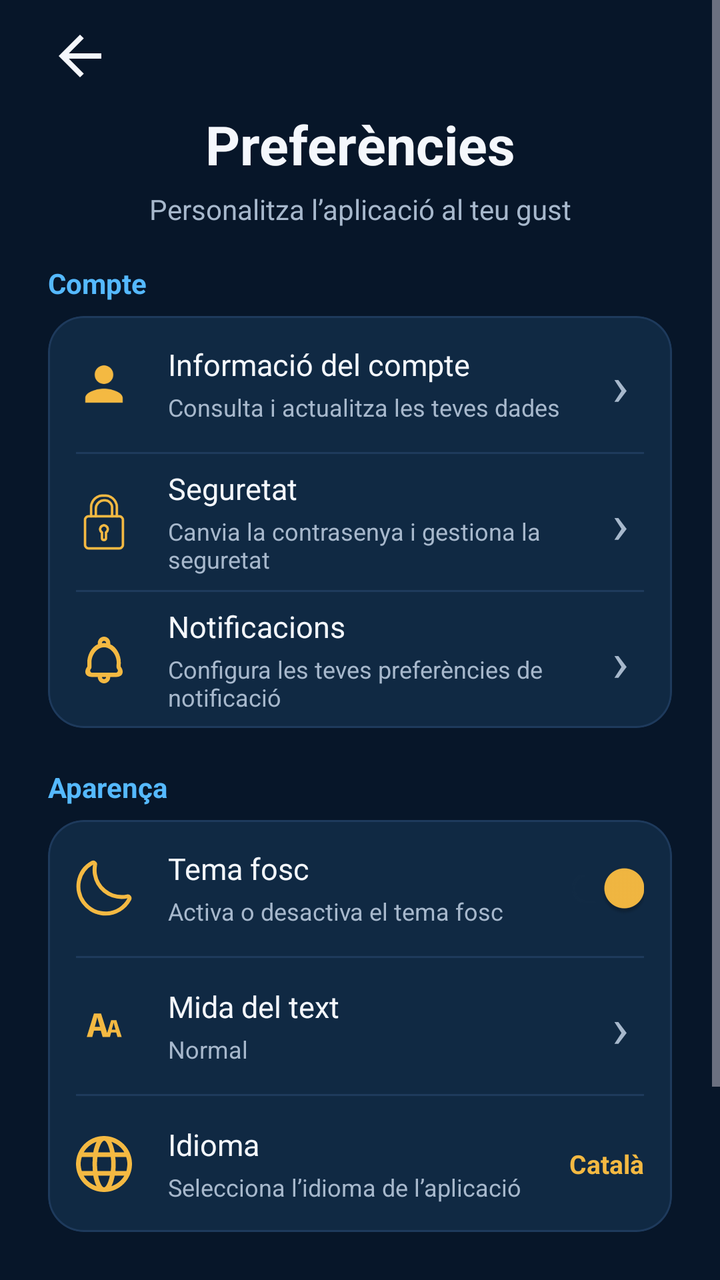
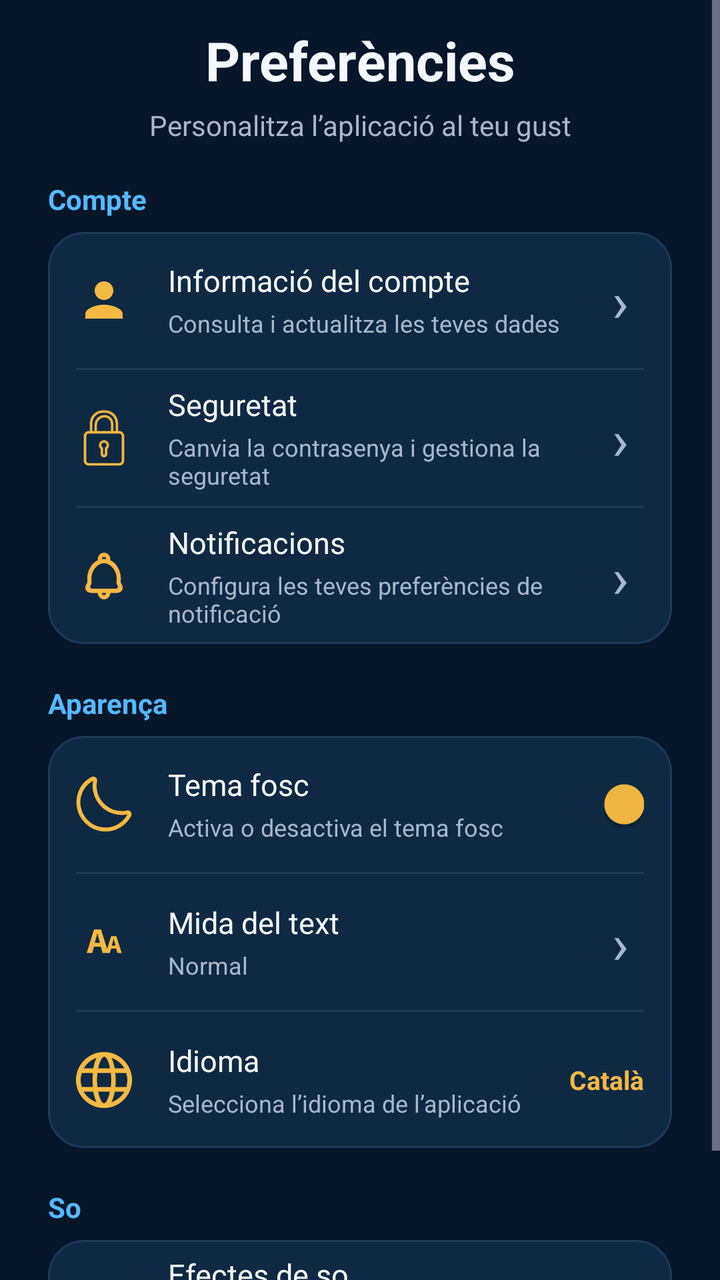

An Android layout rendered at two revisions. The XML below is the earlier revision; the diff shows what the commit changed to produce the second picture.
<!-- AndroidManifest.xml: application theme Theme.Player1 -->
<!-- res/layout/fragment_preferences.xml -->
<?xml version="1.0" encoding="utf-8"?>
<androidx.core.widget.NestedScrollView xmlns:android="http://schemas.android.com/apk/res/android"
    xmlns:app="http://schemas.android.com/apk/res-auto"
    android:layout_width="match_parent"
    android:layout_height="match_parent"
    android:background="@color/night_blue"
    android:clipToPadding="false"
    android:fillViewport="true"
    android:scrollbars="vertical">

    <LinearLayout
        android:layout_width="match_parent"
        android:layout_height="wrap_content"
        android:orientation="vertical"
        android:paddingStart="@dimen/screen_padding"
        android:paddingTop="12dp"
        android:paddingEnd="@dimen/screen_padding"
        android:paddingBottom="24dp">

        <ImageView
            android:layout_width="32dp"
            android:layout_height="32dp"
            android:layout_marginBottom="10dp"
            android:contentDescription="@string/preferencies_descripcio_tornar"
            android:src="@drawable/arrow_back"
            app:tint="@color/ice_white" />

        <TextView
            android:layout_width="match_parent"
            android:layout_height="wrap_content"
            android:gravity="center"
            android:text="@string/pantalla_preferencies"
            android:textColor="@color/ice_white"
            android:textSize="27sp"
            android:textStyle="bold" />

        <TextView
            android:layout_width="match_parent"
            android:layout_height="wrap_content"
            android:layout_marginTop="5dp"
            android:layout_marginBottom="18dp"
            android:gravity="center"
            android:text="@string/preferencies_subtitol"
            android:textColor="@color/grey_blue"
            android:textSize="14sp" />

        <TextView
            android:layout_width="match_parent"
            android:layout_height="wrap_content"
            android:layout_marginBottom="7dp"
            android:text="@string/preferencies_compte"
            android:textColor="@color/status_in_progress"
            android:textSize="14sp"
            android:textStyle="bold" />

        <com.google.android.material.card.MaterialCardView
            android:layout_width="match_parent"
            android:layout_height="wrap_content"
            app:cardBackgroundColor="@color/slate_blue"
            app:cardCornerRadius="18dp"
            app:cardElevation="0dp"
            app:strokeColor="@color/slate_blue_stroke"
            app:strokeWidth="1dp">

            <LinearLayout
                android:layout_width="match_parent"
                android:layout_height="wrap_content"
                android:orientation="vertical"
                android:paddingStart="14dp"
                android:paddingEnd="14dp">

                <LinearLayout
                    android:layout_width="match_parent"
                    android:layout_height="68dp"
                    android:gravity="center_vertical"
                    android:orientation="horizontal">

                    <ImageView
                        android:layout_width="28dp"
                        android:layout_height="28dp"
                        android:layout_marginEnd="18dp"
                        android:contentDescription="@string/preferencies_icona_compte"
                        android:src="@drawable/ic_person"
                        app:tint="@color/gold" />

                    <LinearLayout
                        android:layout_width="0dp"
                        android:layout_height="wrap_content"
                        android:layout_weight="1"
                        android:orientation="vertical">

                        <TextView
                            android:layout_width="match_parent"
                            android:layout_height="wrap_content"
                            android:text="@string/preferencies_informacio_compte"
                            android:textColor="@color/ice_white"
                            android:textSize="15sp" />

                        <TextView
                            android:layout_width="match_parent"
                            android:layout_height="wrap_content"
                            android:layout_marginTop="3dp"
                            android:text="@string/preferencies_informacio_compte_desc"
                            android:textColor="@color/grey_blue"
                            android:textSize="12sp" />
                    </LinearLayout>

                    <TextView
                        android:layout_width="24dp"
                        android:layout_height="wrap_content"
                        android:contentDescription="@string/preferencies_descripcio_obrir"
                        android:gravity="center"
                        android:text="@string/preferencies_fletxa"
                        android:textColor="@color/grey_blue"
                        android:textSize="28sp" />
                </LinearLayout>

                <View
                    android:layout_width="match_parent"
                    android:layout_height="1dp"
                    android:background="@color/slate_blue_stroke" />

                <LinearLayout
                    android:layout_width="match_parent"
                    android:layout_height="68dp"
                    android:gravity="center_vertical"
                    android:orientation="horizontal">

                    <ImageView
                        android:layout_width="28dp"
                        android:layout_height="28dp"
                        android:layout_marginEnd="18dp"
                        android:contentDescription="@string/preferencies_icona_seguretat"
                        android:src="@drawable/ic_padlock"
                        app:tint="@color/gold" />

                    <LinearLayout
                        android:layout_width="0dp"
                        android:layout_height="wrap_content"
                        android:layout_weight="1"
                        android:orientation="vertical">

                        <TextView
                            android:layout_width="match_parent"
                            android:layout_height="wrap_content"
                            android:text="@string/preferencies_seguretat"
                            android:textColor="@color/ice_white"
                            android:textSize="15sp" />

                        <TextView
                            android:layout_width="match_parent"
                            android:layout_height="wrap_content"
                            android:layout_marginTop="3dp"
                            android:text="@string/preferencies_seguretat_desc"
                            android:textColor="@color/grey_blue"
                            android:textSize="12sp" />
                    </LinearLayout>

                    <TextView
                        android:layout_width="24dp"
                        android:layout_height="wrap_content"
                        android:contentDescription="@string/preferencies_descripcio_obrir"
                        android:gravity="center"
                        android:text="@string/preferencies_fletxa"
                        android:textColor="@color/grey_blue"
                        android:textSize="28sp" />
                </LinearLayout>

                <View
                    android:layout_width="match_parent"
                    android:layout_height="1dp"
                    android:background="@color/slate_blue_stroke" />

                <LinearLayout
                    android:layout_width="match_parent"
                    android:layout_height="68dp"
                    android:gravity="center_vertical"
                    android:orientation="horizontal">

                    <ImageView
                        android:layout_width="28dp"
                        android:layout_height="28dp"
                        android:layout_marginEnd="18dp"
                        android:contentDescription="@string/preferencies_icona_notificacions"
                        android:src="@drawable/ic_notifications"
                        app:tint="@color/gold" />

                    <LinearLayout
                        android:layout_width="0dp"
                        android:layout_height="wrap_content"
                        android:layout_weight="1"
                        android:orientation="vertical">

                        <TextView
                            android:layout_width="match_parent"
                            android:layout_height="wrap_content"
                            android:text="@string/preferencies_notificacions"
                            android:textColor="@color/ice_white"
                            android:textSize="15sp" />

                        <TextView
                            android:layout_width="match_parent"
                            android:layout_height="wrap_content"
                            android:layout_marginTop="3dp"
                            android:text="@string/preferencies_notificacions_desc"
                            android:textColor="@color/grey_blue"
                            android:textSize="12sp" />
                    </LinearLayout>

                    <TextView
                        android:layout_width="24dp"
                        android:layout_height="wrap_content"
                        android:contentDescription="@string/preferencies_descripcio_obrir"
                        android:gravity="center"
                        android:text="@string/preferencies_fletxa"
                        android:textColor="@color/grey_blue"
                        android:textSize="28sp" />
                </LinearLayout>

            </LinearLayout>
        </com.google.android.material.card.MaterialCardView>

        <TextView
            android:layout_width="match_parent"
            android:layout_height="wrap_content"
            android:layout_marginTop="20dp"
            android:layout_marginBottom="7dp"
            android:text="@string/preferencies_aparenca"
            android:textColor="@color/status_in_progress"
            android:textSize="14sp"
            android:textStyle="bold" />

        <com.google.android.material.card.MaterialCardView
            android:layout_width="match_parent"
            android:layout_height="wrap_content"
            app:cardBackgroundColor="@color/slate_blue"
            app:cardCornerRadius="18dp"
            app:cardElevation="0dp"
            app:strokeColor="@color/slate_blue_stroke"
            app:strokeWidth="1dp">

            <LinearLayout
                android:layout_width="match_parent"
                android:layout_height="wrap_content"
                android:orientation="vertical"
                android:paddingStart="14dp"
                android:paddingEnd="14dp">

                <LinearLayout
                    android:layout_width="match_parent"
                    android:layout_height="68dp"
                    android:gravity="center_vertical"
                    android:orientation="horizontal">

                    <ImageView
                        android:layout_width="28dp"
                        android:layout_height="28dp"
                        android:layout_marginEnd="18dp"
                        android:contentDescription="@string/preferencies_icona_tema"
                        android:src="@drawable/ic_darkmode"
                        app:tint="@color/gold" />

                    <LinearLayout
                        android:layout_width="0dp"
                        android:layout_height="wrap_content"
                        android:layout_weight="1"
                        android:orientation="vertical">

                        <TextView
                            android:layout_width="match_parent"
                            android:layout_height="wrap_content"
                            android:text="@string/preferencies_tema_fosc"
                            android:textColor="@color/ice_white"
                            android:textSize="15sp" />

                        <TextView
                            android:layout_width="match_parent"
                            android:layout_height="wrap_content"
                            android:layout_marginTop="3dp"
                            android:text="@string/preferencies_tema_fosc_desc"
                            android:textColor="@color/grey_blue"
                            android:textSize="12sp" />
                    </LinearLayout>

                    <com.google.android.material.switchmaterial.SwitchMaterial
                        android:layout_width="wrap_content"
                        android:layout_height="wrap_content"
                        android:checked="true"
                        android:clickable="false"
                        android:contentDescription="@string/preferencies_descripcio_interruptor_tema"
                        android:focusable="false"
                        app:thumbTint="@color/gold" />
                </LinearLayout>

                <View
                    android:layout_width="match_parent"
                    android:layout_height="1dp"
                    android:background="@color/slate_blue_stroke" />

                <LinearLayout
                    android:layout_width="match_parent"
                    android:layout_height="68dp"
                    android:gravity="center_vertical"
                    android:orientation="horizontal">

                    <ImageView
                        android:layout_width="28dp"
                        android:layout_height="28dp"
                        android:layout_marginEnd="18dp"
                        android:contentDescription="@string/preferencies_icona_mida_text"
                        android:src="@drawable/ic_text_size"
                        app:tint="@color/gold" />

                    <LinearLayout
                        android:layout_width="0dp"
                        android:layout_height="wrap_content"
                        android:layout_weight="1"
                        android:orientation="vertical">

                        <TextView
                            android:layout_width="match_parent"
                            android:layout_height="wrap_content"
                            android:text="@string/preferencies_mida_text"
                            android:textColor="@color/ice_white"
                            android:textSize="15sp" />

                        <TextView
                            android:layout_width="match_parent"
                            android:layout_height="wrap_content"
                            android:layout_marginTop="3dp"
                            android:text="@string/preferencies_normal"
                            android:textColor="@color/grey_blue"
                            android:textSize="12sp" />
                    </LinearLayout>

                    <TextView
                        android:layout_width="24dp"
                        android:layout_height="wrap_content"
                        android:contentDescription="@string/preferencies_descripcio_obrir"
                        android:gravity="center"
                        android:text="@string/preferencies_fletxa"
                        android:textColor="@color/grey_blue"
                        android:textSize="28sp" />
                </LinearLayout>

                <View
                    android:layout_width="match_parent"
                    android:layout_height="1dp"
                    android:background="@color/slate_blue_stroke" />

                <LinearLayout
                    android:layout_width="match_parent"
                    android:layout_height="68dp"
                    android:gravity="center_vertical"
                    android:orientation="horizontal">

                    <ImageView
                        android:layout_width="28dp"
                        android:layout_height="28dp"
                        android:layout_marginEnd="18dp"
                        android:contentDescription="@string/preferencies_icona_idioma"
                        android:src="@drawable/ic_language"
                        app:tint="@color/gold" />

                    <LinearLayout
                        android:layout_width="0dp"
                        android:layout_height="wrap_content"
                        android:layout_weight="1"
                        android:orientation="vertical">

                        <TextView
                            android:layout_width="match_parent"
                            android:layout_height="wrap_content"
                            android:text="@string/preferencies_idioma"
                            android:textColor="@color/ice_white"
                            android:textSize="15sp" />

                        <TextView
                            android:layout_width="match_parent"
                            android:layout_height="wrap_content"
                            android:layout_marginTop="3dp"
                            android:text="@string/preferencies_idioma_desc"
                            android:textColor="@color/grey_blue"
                            android:textSize="12sp" />
                    </LinearLayout>

                    <TextView
                        android:layout_width="wrap_content"
                        android:layout_height="wrap_content"
                        android:contentDescription="@string/preferencies_descripcio_idioma_actual"
                        android:text="@string/preferencies_idioma_actual"
                        android:textColor="@color/gold"
                        android:textSize="13sp"
                        android:textStyle="bold" />
                </LinearLayout>

            </LinearLayout>
        </com.google.android.material.card.MaterialCardView>

        <TextView
            android:layout_width="match_parent"
            android:layout_height="wrap_content"
            android:layout_marginTop="20dp"
            android:layout_marginBottom="7dp"
            android:text="@string/preferencies_so"
            android:textColor="@color/status_in_progress"
            android:textSize="14sp"
            android:textStyle="bold" />

        <com.google.android.material.card.MaterialCardView
            android:layout_width="match_parent"
            android:layout_height="wrap_content"
            app:cardBackgroundColor="@color/slate_blue"
            app:cardCornerRadius="18dp"
            app:cardElevation="0dp"
            app:strokeColor="@color/slate_blue_stroke"
            app:strokeWidth="1dp">

            <LinearLayout
                android:layout_width="match_parent"
                android:layout_height="wrap_content"
                android:orientation="vertical"
                android:paddingStart="14dp"
                android:paddingEnd="14dp">

                <LinearLayout
                    android:layout_width="match_parent"
                    android:layout_height="68dp"
                    android:gravity="center_vertical"
                    android:orientation="horizontal">

                    <ImageView
                        android:layout_width="28dp"
                        android:layout_height="28dp"
                        android:layout_marginEnd="18dp"
                        android:contentDescription="@string/preferencies_icona_so"
                        android:src="@drawable/ic_sound"
                        app:tint="@color/gold" />

                    <LinearLayout
                        android:layout_width="0dp"
                        android:layout_height="wrap_content"
                        android:layout_weight="1"
                        android:orientation="vertical">

                        <TextView
                            android:layout_width="match_parent"
                            android:layout_height="wrap_content"
                            android:text="@string/preferencies_efectes_so"
                            android:textColor="@color/ice_white"
                            android:textSize="15sp" />

                        <TextView
                            android:layout_width="match_parent"
                            android:layout_height="wrap_content"
                            android:layout_marginTop="3dp"
                            android:text="@string/preferencies_efectes_so_desc"
                            android:textColor="@color/grey_blue"
                            android:textSize="12sp" />
                    </LinearLayout>

                    <com.google.android.material.switchmaterial.SwitchMaterial
                        android:layout_width="wrap_content"
                        android:layout_height="wrap_content"
                        android:checked="true"
                        android:clickable="false"
                        android:contentDescription="@string/preferencies_descripcio_interruptor_so"
                        android:focusable="false"
                        app:thumbTint="@color/gold" />
                </LinearLayout>

            </LinearLayout>
        </com.google.android.material.card.MaterialCardView>

    </LinearLayout>

</androidx.core.widget.NestedScrollView>
<!-- resources referenced by this layout -->
<resources>
  <color name="gold">#FFF4B942</color>
  <color name="grey_blue">#FFA7B8CC</color>
  <color name="ice_white">#FFF4F7FC</color>
  <color name="night_blue">#FF071629</color>
  <color name="slate_blue">#FF102943</color>
  <color name="slate_blue_stroke">#FF1E3A5C</color>
  <color name="status_in_progress">#FF55B9FF</color>
  <dimen name="screen_padding">24dp</dimen>
  <!-- drawable arrow_back (drawable) -->
  <vector xmlns:android="http://schemas.android.com/apk/res/android" android:autoMirrored="true" android:height="24dp" android:tint="#000000" android:viewportHeight="960" android:viewportWidth="960" android:width="24dp">
        
      <path android:fillColor="@android:color/white" android:pathData="M313,520L537,744L480,800L160,480L480,160L537,216L313,440L800,440L800,520L313,520Z"/>
      
  </vector>
  <!-- drawable ic_person (drawable) -->
  <?xml version="1.0" encoding="utf-8"?>
  <vector xmlns:android="http://schemas.android.com/apk/res/android"
      android:width="24dp"
      android:height="24dp"
      android:autoMirrored="false"
      android:tint="?attr/colorControlNormal"
      android:viewportWidth="24"
      android:viewportHeight="24">
      <path
          android:fillColor="@android:color/white"
          android:pathData="M12,12c2.21,0 4,-1.79 4,-4s-1.79,-4 -4,-4 -4,1.79 -4,4 1.79,4 4,4zM12,14c-2.67,0 -8,1.34 -8,4v2h16v-2c0,-2.66 -5.33,-4 -8,-4z" />
  </vector>
  <string name="pantalla_preferencies">Preferències</string>
  <string name="preferencies_aparenca">Aparença</string>
  <string name="preferencies_compte">Compte</string>
  <string name="preferencies_descripcio_idioma_actual">Idioma actual: Català</string>
  <string name="preferencies_descripcio_interruptor_so">Interruptor dels efectes de so, activat</string>
  <string name="preferencies_descripcio_interruptor_tema">Interruptor del tema fosc, activat</string>
  <string name="preferencies_descripcio_obrir">Obrir aquesta opció</string>
  <string name="preferencies_descripcio_tornar">Tornar enrere</string>
  <string name="preferencies_efectes_so">Efectes de so</string>
  <string name="preferencies_efectes_so_desc">Activa o desactiva els efectes de so</string>
  <string name="preferencies_fletxa">›</string>
  <string name="preferencies_icona_compte">Icona d’informació del compte</string>
  <string name="preferencies_icona_idioma">Icona d’idioma</string>
  <string name="preferencies_icona_mida_text">Icona de mida del text</string>
  <string name="preferencies_icona_notificacions">Icona de notificacions</string>
  <string name="preferencies_icona_seguretat">Icona de seguretat</string>
  <string name="preferencies_icona_so">Icona d’efectes de so</string>
  <string name="preferencies_icona_tema">Icona del tema fosc</string>
  <string name="preferencies_idioma">Idioma</string>
  <string name="preferencies_idioma_actual">Català</string>
  <string name="preferencies_idioma_desc">Selecciona l’idioma de l’aplicació</string>
  <string name="preferencies_informacio_compte">Informació del compte</string>
  <string name="preferencies_informacio_compte_desc">Consulta i actualitza les teves dades</string>
  <string name="preferencies_mida_text">Mida del text</string>
  <string name="preferencies_normal">Normal</string>
  <string name="preferencies_notificacions">Notificacions</string>
  <string name="preferencies_notificacions_desc">Configura les teves preferències de notificació</string>
  <string name="preferencies_seguretat">Seguretat</string>
  <string name="preferencies_seguretat_desc">Canvia la contrasenya i gestiona la seguretat</string>
  <string name="preferencies_so">So</string>
  <string name="preferencies_subtitol">Personalitza l’aplicació al teu gust</string>
  <string name="preferencies_tema_fosc">Tema fosc</string>
  <string name="preferencies_tema_fosc_desc">Activa o desactiva el tema fosc</string>
  <color name="electric_blue">#FF247BFA</color>
  <!-- unchanged entries left out for length: 7 -->
</resources>

<!-- the commit's change to res/layout/fragment_preferences.xml (unified diff, before → after) -->
@@ -17,14 +17,6 @@
         android:paddingEnd="@dimen/screen_padding"
         android:paddingBottom="24dp">
 
-        <ImageView
-            android:layout_width="32dp"
-            android:layout_height="32dp"
-            android:layout_marginBottom="10dp"
-            android:contentDescription="@string/preferencies_descripcio_tornar"
-            android:src="@drawable/arrow_back"
-            app:tint="@color/ice_white" />
-
         <TextView
             android:layout_width="match_parent"
             android:layout_height="wrap_content"
<!-- resource entries referenced after the edit -->
@@ -8,12 +8,6 @@
   <color name="slate_blue_stroke">#FF1E3A5C</color>
   <color name="status_in_progress">#FF55B9FF</color>
   <dimen name="screen_padding">24dp</dimen>
-  <!-- drawable arrow_back (drawable) -->
-  <vector xmlns:android="http://schemas.android.com/apk/res/android" android:autoMirrored="true" android:height="24dp" android:tint="#000000" android:viewportHeight="960" android:viewportWidth="960" android:width="24dp">
-        
-      <path android:fillColor="@android:color/white" android:pathData="M313,520L537,744L480,800L160,480L480,160L537,216L313,440L800,440L800,520L313,520Z"/>
-      
-  </vector>
   <!-- drawable ic_person (drawable) -->
   <?xml version="1.0" encoding="utf-8"?>
   <vector xmlns:android="http://schemas.android.com/apk/res/android"
@@ -34,7 +28,6 @@
   <string name="preferencies_descripcio_interruptor_so">Interruptor dels efectes de so, activat</string>
   <string name="preferencies_descripcio_interruptor_tema">Interruptor del tema fosc, activat</string>
   <string name="preferencies_descripcio_obrir">Obrir aquesta opció</string>
-  <string name="preferencies_descripcio_tornar">Tornar enrere</string>
   <string name="preferencies_efectes_so">Efectes de so</string>
   <string name="preferencies_efectes_so_desc">Activa o desactiva els efectes de so</string>
   <string name="preferencies_fletxa">›</string>
